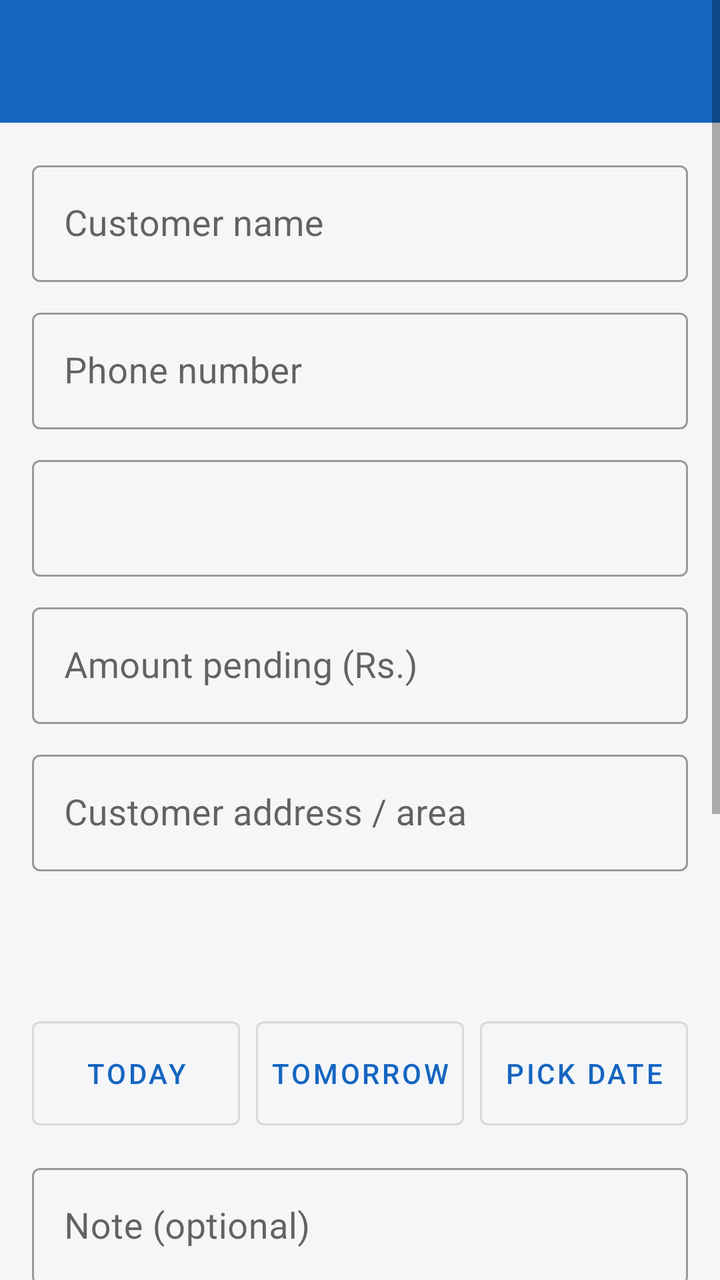
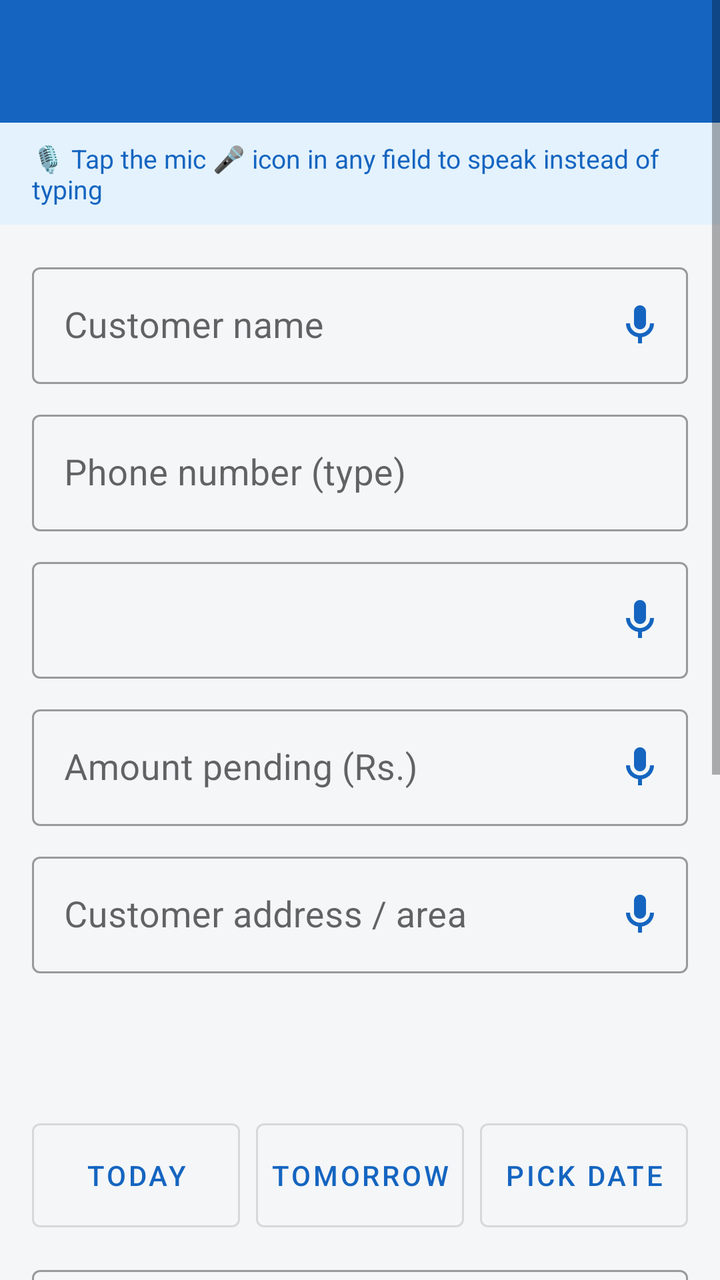

The first picture is an Android layout as it rendered before a commit; the second is the same layout after the commit. The layout source and the unified diff follow.
<!-- AndroidManifest.xml: application theme Theme.Dukaan -->
<!-- res/layout/activity_edit.xml -->
<?xml version="1.0" encoding="utf-8"?>
<ScrollView xmlns:android="http://schemas.android.com/apk/res/android"
    xmlns:app="http://schemas.android.com/apk/res-auto"
    android:layout_width="match_parent"
    android:layout_height="match_parent"
    android:fillViewport="true">

    <LinearLayout
        android:layout_width="match_parent"
        android:layout_height="wrap_content"
        android:orientation="vertical">

        <TextView
            android:id="@+id/tvTitle"
            android:layout_width="match_parent"
            android:layout_height="wrap_content"
            android:background="@color/primary"
            android:padding="16dp"
            android:textColor="@android:color/white"
            android:textSize="22sp"
            android:textStyle="bold" />

        <LinearLayout
            android:layout_width="match_parent"
            android:layout_height="wrap_content"
            android:orientation="vertical"
            android:padding="16dp">

            <com.google.android.material.textfield.TextInputLayout
                android:id="@+id/tilName"
                style="@style/Widget.MaterialComponents.TextInputLayout.OutlinedBox"
                android:layout_width="match_parent"
                android:layout_height="wrap_content"
                android:hint="Customer name">

                <com.google.android.material.textfield.TextInputEditText
                    android:id="@+id/etName"
                    android:layout_width="match_parent"
                    android:layout_height="wrap_content"
                    android:inputType="textPersonName|textCapWords"
                    android:textSize="18sp" />
            </com.google.android.material.textfield.TextInputLayout>

            <com.google.android.material.textfield.TextInputLayout
                android:id="@+id/tilPhone"
                style="@style/Widget.MaterialComponents.TextInputLayout.OutlinedBox"
                android:layout_width="match_parent"
                android:layout_height="wrap_content"
                android:layout_marginTop="10dp"
                android:hint="Phone number">

                <com.google.android.material.textfield.TextInputEditText
                    android:id="@+id/etPhone"
                    android:layout_width="match_parent"
                    android:layout_height="wrap_content"
                    android:inputType="phone"
                    android:textSize="18sp" />
            </com.google.android.material.textfield.TextInputLayout>

            <com.google.android.material.textfield.TextInputLayout
                android:id="@+id/tilProduct"
                style="@style/Widget.MaterialComponents.TextInputLayout.OutlinedBox"
                android:layout_width="match_parent"
                android:layout_height="wrap_content"
                android:layout_marginTop="10dp">

                <com.google.android.material.textfield.TextInputEditText
                    android:id="@+id/etProduct"
                    android:layout_width="match_parent"
                    android:layout_height="wrap_content"
                    android:inputType="textCapSentences"
                    android:textSize="18sp" />
            </com.google.android.material.textfield.TextInputLayout>

            <com.google.android.material.textfield.TextInputLayout
                android:id="@+id/tilAmount"
                style="@style/Widget.MaterialComponents.TextInputLayout.OutlinedBox"
                android:layout_width="match_parent"
                android:layout_height="wrap_content"
                android:layout_marginTop="10dp"
                android:hint="Amount pending (Rs.)">

                <com.google.android.material.textfield.TextInputEditText
                    android:id="@+id/etAmount"
                    android:layout_width="match_parent"
                    android:layout_height="wrap_content"
                    android:inputType="numberDecimal"
                    android:textSize="18sp" />
            </com.google.android.material.textfield.TextInputLayout>

            <com.google.android.material.textfield.TextInputLayout
                android:id="@+id/tilAddress"
                style="@style/Widget.MaterialComponents.TextInputLayout.OutlinedBox"
                android:layout_width="match_parent"
                android:layout_height="wrap_content"
                android:layout_marginTop="10dp"
                android:hint="Customer address / area">

                <com.google.android.material.textfield.TextInputEditText
                    android:id="@+id/etAddress"
                    android:layout_width="match_parent"
                    android:layout_height="wrap_content"
                    android:inputType="textCapSentences|textMultiLine"
                    android:textSize="18sp" />
            </com.google.android.material.textfield.TextInputLayout>

            <TextView
                android:id="@+id/tvDateLabel"
                android:layout_width="match_parent"
                android:layout_height="wrap_content"
                android:layout_marginTop="16dp"
                android:textColor="#212121"
                android:textSize="16sp"
                android:textStyle="bold" />

            <TextView
                android:id="@+id/tvDate"
                android:layout_width="match_parent"
                android:layout_height="wrap_content"
                android:layout_marginTop="2dp"
                android:textColor="@color/primary"
                android:textSize="22sp"
                android:textStyle="bold" />

            <LinearLayout
                android:layout_width="match_parent"
                android:layout_height="wrap_content"
                android:layout_marginTop="6dp"
                android:orientation="horizontal">

                <com.google.android.material.button.MaterialButton
                    android:id="@+id/btnToday"
                    style="@style/Widget.MaterialComponents.Button.OutlinedButton"
                    android:layout_width="0dp"
                    android:layout_height="52dp"
                    android:layout_marginEnd="4dp"
                    android:layout_weight="1"
                    android:insetTop="0dp"
                    android:insetBottom="0dp"
                    android:padding="0dp"
                    android:text="TODAY"
                    android:textSize="14sp" />

                <com.google.android.material.button.MaterialButton
                    android:id="@+id/btnTomorrow"
                    style="@style/Widget.MaterialComponents.Button.OutlinedButton"
                    android:layout_width="0dp"
                    android:layout_height="52dp"
                    android:layout_marginStart="4dp"
                    android:layout_marginEnd="4dp"
                    android:layout_weight="1"
                    android:insetTop="0dp"
                    android:insetBottom="0dp"
                    android:padding="0dp"
                    android:text="TOMORROW"
                    android:textSize="14sp" />

                <com.google.android.material.button.MaterialButton
                    android:id="@+id/btnPick"
                    style="@style/Widget.MaterialComponents.Button.OutlinedButton"
                    android:layout_width="0dp"
                    android:layout_height="52dp"
                    android:layout_marginStart="4dp"
                    android:layout_weight="1"
                    android:insetTop="0dp"
                    android:insetBottom="0dp"
                    android:padding="0dp"
                    android:text="PICK DATE"
                    android:textSize="14sp" />
            </LinearLayout>

            <com.google.android.material.textfield.TextInputLayout
                android:id="@+id/tilNote"
                style="@style/Widget.MaterialComponents.TextInputLayout.OutlinedBox"
                android:layout_width="match_parent"
                android:layout_height="wrap_content"
                android:layout_marginTop="16dp"
                android:hint="Note (optional)">

                <com.google.android.material.textfield.TextInputEditText
                    android:id="@+id/etNote"
                    android:layout_width="match_parent"
                    android:layout_height="wrap_content"
                    android:inputType="textCapSentences|textMultiLine"
                    android:textSize="18sp" />
            </com.google.android.material.textfield.TextInputLayout>

            <TextView
                android:layout_width="match_parent"
                android:layout_height="wrap_content"
                android:layout_marginTop="16dp"
                android:text="🎤 Voice note (no typing needed)"
                android:textColor="#212121"
                android:textSize="16sp"
                android:textStyle="bold" />

            <TextView
                android:id="@+id/tvVoiceStatus"
                android:layout_width="match_parent"
                android:layout_height="wrap_content"
                android:layout_marginTop="2dp"
                android:textColor="@color/grey"
                android:textSize="15sp" />

            <com.google.android.material.button.MaterialButton
                android:id="@+id/btnRecord"
                android:layout_width="match_parent"
                android:layout_height="64dp"
                android:layout_marginTop="6dp"
                android:backgroundTint="@color/accent"
                android:textSize="18sp"
                android:textStyle="bold"
                app:cornerRadius="12dp" />

            <LinearLayout
                android:layout_width="match_parent"
                android:layout_height="wrap_content"
                android:layout_marginTop="8dp"
                android:orientation="horizontal">

                <com.google.android.material.button.MaterialButton
                    android:id="@+id/btnPlay"
                    style="@style/Widget.MaterialComponents.Button.OutlinedButton"
                    android:layout_width="0dp"
                    android:layout_height="56dp"
                    android:layout_marginEnd="4dp"
                    android:layout_weight="1"
                    android:text="PLAY"
                    android:textSize="15sp" />

                <com.google.android.material.button.MaterialButton
                    android:id="@+id/btnDeleteVoice"
                    style="@style/Widget.MaterialComponents.Button.OutlinedButton"
                    android:layout_width="0dp"
                    android:layout_height="56dp"
                    android:layout_marginStart="4dp"
                    android:layout_weight="1"
                    android:text="DELETE VOICE"
                    android:textColor="@color/red"
                    android:textSize="15sp" />
            </LinearLayout>

            <com.google.android.material.button.MaterialButton
                android:id="@+id/btnSave"
                android:layout_width="match_parent"
                android:layout_height="64dp"
                android:layout_marginTop="24dp"
                android:text="SAVE"
                android:textSize="20sp"
                android:textStyle="bold"
                app:cornerRadius="12dp" />

            <com.google.android.material.button.MaterialButton
                android:id="@+id/btnDeleteEntry"
                style="@style/Widget.MaterialComponents.Button.OutlinedButton"
                android:layout_width="match_parent"
                android:layout_height="56dp"
                android:layout_marginTop="10dp"
                android:text="DELETE THIS ENTRY"
                android:textColor="@color/red"
                android:textSize="16sp" />
        </LinearLayout>
    </LinearLayout>
</ScrollView>
<!-- resources referenced by this layout -->
<resources>
  <color name="accent">#00897B</color>
  <color name="grey">#757575</color>
  <color name="primary">#1565C0</color>
  <color name="red">#D32F2F</color>
  <style name="Theme.Dukaan" parent="Theme.MaterialComponents.Light.NoActionBar">
          <item name="colorPrimary">@color/primary</item>
          <item name="colorPrimaryVariant">@color/primary_dark</item>
          <item name="colorOnPrimary">@android:color/white</item>
          <item name="colorSecondary">@color/accent</item>
          <item name="android:statusBarColor">@color/primary_dark</item>
          <item name="android:windowBackground">@color/bg</item>
      </style>
  <color name="primary_dark">#0D47A1</color>
  <color name="bg">#F4F6F8</color>
</resources>

<!-- the commit's change to res/layout/activity_edit.xml (unified diff, before → after) -->
@@ -20,6 +20,18 @@
             android:textSize="22sp"
             android:textStyle="bold" />
 
+        <TextView
+            android:layout_width="match_parent"
+            android:layout_height="wrap_content"
+            android:background="#E3F2FD"
+            android:paddingStart="16dp"
+            android:paddingTop="9dp"
+            android:paddingEnd="16dp"
+            android:paddingBottom="9dp"
+            android:text="🎙️ Tap the mic 🎤 icon in any field to speak instead of typing"
+            android:textColor="@color/primary"
+            android:textSize="13sp" />
+
         <LinearLayout
             android:layout_width="match_parent"
             android:layout_height="wrap_content"
@@ -31,7 +43,11 @@
                 style="@style/Widget.MaterialComponents.TextInputLayout.OutlinedBox"
                 android:layout_width="match_parent"
                 android:layout_height="wrap_content"
-                android:hint="Customer name">
+                android:hint="Customer name"
+                app:endIconMode="custom"
+                app:endIconDrawable="@drawable/ic_mic"
+                app:endIconContentDescription="Speak customer name"
+                app:endIconTint="@color/primary">
 
                 <com.google.android.material.textfield.TextInputEditText
                     android:id="@+id/etName"
@@ -47,7 +63,7 @@
                 android:layout_width="match_parent"
                 android:layout_height="wrap_content"
                 android:layout_marginTop="10dp"
-                android:hint="Phone number">
+                android:hint="Phone number (type)">
 
                 <com.google.android.material.textfield.TextInputEditText
                     android:id="@+id/etPhone"
@@ -62,7 +78,11 @@
                 style="@style/Widget.MaterialComponents.TextInputLayout.OutlinedBox"
                 android:layout_width="match_parent"
                 android:layout_height="wrap_content"
-                android:layout_marginTop="10dp">
+                android:layout_marginTop="10dp"
+                app:endIconMode="custom"
+                app:endIconDrawable="@drawable/ic_mic"
+                app:endIconContentDescription="Speak product name"
+                app:endIconTint="@color/primary">
 
                 <com.google.android.material.textfield.TextInputEditText
                     android:id="@+id/etProduct"
@@ -78,7 +98,11 @@
                 android:layout_width="match_parent"
                 android:layout_height="wrap_content"
                 android:layout_marginTop="10dp"
-                android:hint="Amount pending (Rs.)">
+                android:hint="Amount pending (Rs.)"
+                app:endIconMode="custom"
+                app:endIconDrawable="@drawable/ic_mic"
+                app:endIconContentDescription="Speak amount"
+                app:endIconTint="@color/primary">
 
                 <com.google.android.material.textfield.TextInputEditText
                     android:id="@+id/etAmount"
@@ -94,7 +118,11 @@
                 android:layout_width="match_parent"
                 android:layout_height="wrap_content"
                 android:layout_marginTop="10dp"
-                android:hint="Customer address / area">
+                android:hint="Customer address / area"
+                app:endIconMode="custom"
+                app:endIconDrawable="@drawable/ic_mic"
+                app:endIconContentDescription="Speak address"
+                app:endIconTint="@color/primary">
 
                 <com.google.android.material.textfield.TextInputEditText
                     android:id="@+id/etAddress"
@@ -175,7 +203,11 @@
                 android:layout_width="match_parent"
                 android:layout_height="wrap_content"
                 android:layout_marginTop="16dp"
-                android:hint="Note (optional)">
+                android:hint="Note (optional)"
+                app:endIconMode="custom"
+                app:endIconDrawable="@drawable/ic_mic"
+                app:endIconContentDescription="Speak note"
+                app:endIconTint="@color/primary">
 
                 <com.google.android.material.textfield.TextInputEditText
                     android:id="@+id/etNote"
<!-- resource entries referenced after the edit -->
@@ -4,6 +4,19 @@
   <color name="grey">#757575</color>
   <color name="primary">#1565C0</color>
   <color name="red">#D32F2F</color>
+  <!-- drawable ic_mic (drawable) -->
+  <vector xmlns:android="http://schemas.android.com/apk/res/android"
+      android:width="24dp"
+      android:height="24dp"
+      android:viewportWidth="24"
+      android:viewportHeight="24">
+      <path
+          android:fillColor="#1565C0"
+          android:pathData="M12,14c1.66,0 3,-1.34 3,-3V5c0,-1.66 -1.34,-3 -3,-3S9,3.34 9,5v6c0,1.66 1.34,3 3,3z"/>
+      <path
+          android:fillColor="#1565C0"
+          android:pathData="M17,11c0,2.76 -2.24,5 -5,5s-5,-2.24 -5,-5H5c0,3.53 2.61,6.43 6,6.92V21h2v-3.08c3.39,-0.49 6,-3.39 6,-6.92h-2z"/>
+  </vector>
   <style name="Theme.Dukaan" parent="Theme.MaterialComponents.Light.NoActionBar">
           <item name="colorPrimary">@color/primary</item>
           <item name="colorPrimaryVariant">@color/primary_dark</item>
